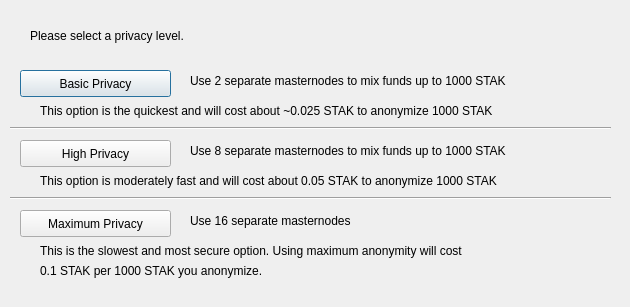
Old version of the form src/qt/forms/darksendconfig.ui in the repository weycoin/weycoin.
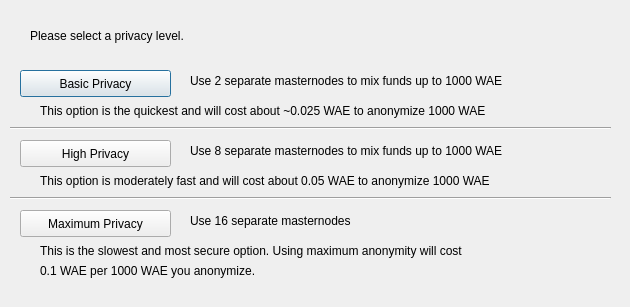
New version of the form.

The edit to the form file:
```diff
--- a/src/qt/forms/darksendconfig.ui
+++ b/src/qt/forms/darksendconfig.ui
@@ -75,7 +75,7 @@
     </rect>
    </property>
    <property name="text">
-    <string>Use 2 separate masternodes to mix funds up to 1000 STAK</string>
+    <string>Use 2 separate masternodes to mix funds up to 1000 WAE</string>
    </property>
   </widget>
   <widget class="QLabel" name="label_3">
@@ -88,7 +88,7 @@
     </rect>
    </property>
    <property name="text">
-    <string>Use 8 separate masternodes to mix funds up to 1000 STAK</string>
+    <string>Use 8 separate masternodes to mix funds up to 1000 WAE</string>
    </property>
   </widget>
   <widget class="QLabel" name="label_4">
@@ -114,7 +114,7 @@
     </rect>
    </property>
    <property name="text">
-    <string>This option is the quickest and will cost about ~0.025 STAK to anonymize 1000 STAK</string>
+    <string>This option is the quickest and will cost about ~0.025 WAE to anonymize 1000 WAE</string>
    </property>
   </widget>
   <widget class="QLabel" name="label_7">
@@ -127,7 +127,7 @@
     </rect>
    </property>
    <property name="text">
-    <string>This option is moderately fast and will cost about 0.05 STAK to anonymize 1000 STAK</string>
+    <string>This option is moderately fast and will cost about 0.05 WAE to anonymize 1000 WAE</string>
    </property>
   </widget>
   <widget class="QLabel" name="label_8">
@@ -153,7 +153,7 @@
     </rect>
    </property>
    <property name="text">
-    <string>0.1 STAK per 1000 STAK you anonymize.</string>
+    <string>0.1 WAE per 1000 WAE you anonymize.</string>
    </property>
   </widget>
   <widget class="Line" name="line">
```
